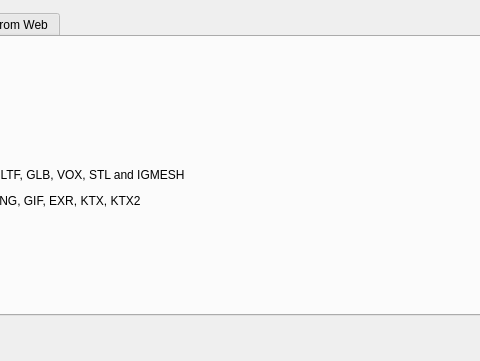
Above: gui_client/AddObjectDialog.ui from shipilovden/sub-metasiberia before the change; both pictures show x 202 to 682 and y 0 to 361 of the 1124 by 686 pixel window. Below: the same form after it.
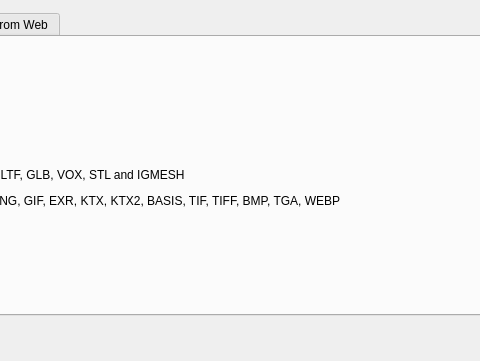
That is the form after the change. The open tabs and pages were chosen to show the change. Custom widgets are drawn as their Qt base class.

Patch:
```diff
--- a/gui_client/AddObjectDialog.ui
+++ b/gui_client/AddObjectDialog.ui
@@ -47,7 +47,7 @@
        <item>
         <widget class="QLabel" name="label_3">
          <property name="text">
-          <string>&lt;html&gt;&lt;head/&gt;&lt;body&gt;&lt;p&gt;Supported model formats: OBJ, GLTF, GLB, VOX, STL and IGMESH&lt;/p&gt;&lt;p&gt;Supported image formats: JPG, PNG, GIF, EXR, KTX, KTX2&lt;/p&gt;&lt;/body&gt;&lt;/html&gt;</string>
+          <string>&lt;html&gt;&lt;head/&gt;&lt;body&gt;&lt;p&gt;Supported model formats: OBJ, GLTF, GLB, VOX, STL and IGMESH&lt;/p&gt;&lt;p&gt;Supported image formats: JPG, PNG, GIF, EXR, KTX, KTX2, BASIS, TIF, TIFF, BMP, TGA, WEBP&lt;/p&gt;&lt;/body&gt;&lt;/html&gt;</string>
          </property>
          <property name="wordWrap">
           <bool>false</bool>
```
